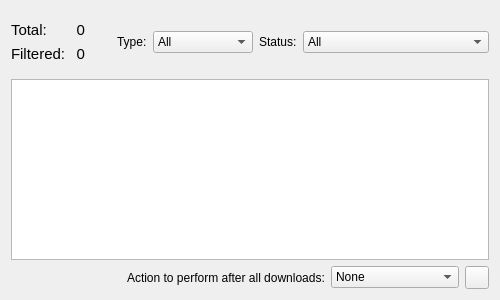
Qt form resources/ui/downloads.ui (devhotteok/TwitchLink) before a commit.
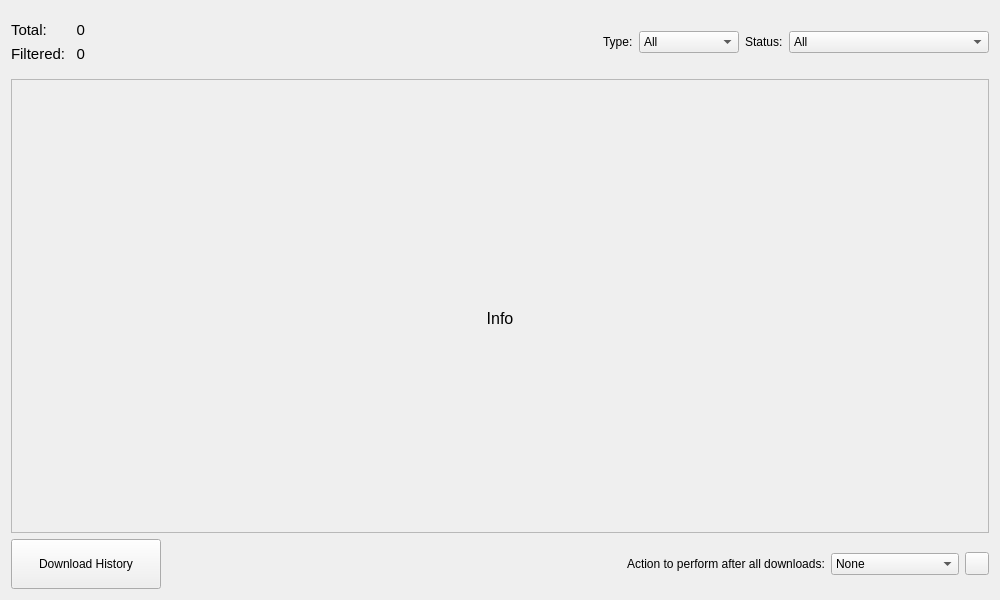
The same form after that commit. Icons and pictures are not drawn.

```diff
--- a/resources/ui/downloads.ui
+++ b/resources/ui/downloads.ui
@@ -6,10 +6,15 @@
    <rect>
     <x>0</x>
     <y>0</y>
-    <width>500</width>
-    <height>300</height>
+    <width>1000</width>
+    <height>600</height>
    </rect>
   </property>
+  <property name="font">
+   <font>
+    <pointsize>9</pointsize>
+   </font>
+  </property>
   <property name="windowTitle">
    <string>Downloads</string>
   </property>
@@ -238,6 +243,96 @@
     </widget>
    </item>
    <item>
+    <widget class="QStackedWidget" name="stackedWidget">
+     <widget class="QWidget" name="infoPage">
+      <layout class="QVBoxLayout" name="infoPageLayout">
+       <property name="leftMargin">
+        <number>0</number>
+       </property>
+       <property name="topMargin">
+        <number>0</number>
+       </property>
+       <property name="rightMargin">
+        <number>0</number>
+       </property>
+       <property name="bottomMargin">
+        <number>0</number>
+       </property>
+       <item>
+        <widget class="QFrame" name="statusFrame">
+         <property name="frameShape">
+          <enum>QFrame::StyledPanel</enum>
+         </property>
+         <property name="frameShadow">
+          <enum>QFrame::Sunken</enum>
+         </property>
+         <layout class="QVBoxLayout" name="statusFrameLayout">
+          <item alignment="Qt::AlignHCenter|Qt::AlignBottom">
+           <widget class="QLabel" name="infoIcon">
+            <property name="sizePolicy">
+             <sizepolicy hsizetype="Fixed" vsizetype="Fixed">
+              <horstretch>0</horstretch>
+              <verstretch>0</verstretch>
+             </sizepolicy>
+            </property>
+            <property name="minimumSize">
+             <size>
+              <width>64</width>
+              <height>64</height>
+             </size>
+            </property>
+            <property name="pixmap">
+             <pixmap>../icons/storage.svg</pixmap>
+            </property>
+            <property name="scaledContents">
+             <bool>true</bool>
+            </property>
+            <property name="alignment">
+             <set>Qt::AlignCenter</set>
+            </property>
+           </widget>
+          </item>
+          <item alignment="Qt::AlignTop">
+           <widget class="QLabel" name="infoLabel">
+            <property name="sizePolicy">
+             <sizepolicy hsizetype="Preferred" vsizetype="Fixed">
+              <horstretch>0</horstretch>
+              <verstretch>0</verstretch>
+             </sizepolicy>
+            </property>
+            <property name="font">
+             <font>
+              <pointsize>12</pointsize>
+             </font>
+            </property>
+            <property name="text">
+             <string>Info</string>
+            </property>
+            <property name="alignment">
+             <set>Qt::AlignCenter</set>
+            </property>
+           </widget>
+          </item>
+         </layout>
+        </widget>
+       </item>
+      </layout>
+     </widget>
+     <widget class="QWidget" name="previewWidgetPage">
+      <layout class="QVBoxLayout" name="previewWidgetPageLayout">
+       <property name="leftMargin">
+        <number>0</number>
+       </property>
+       <property name="topMargin">
+        <number>0</number>
+       </property>
+       <property name="rightMargin">
+        <number>0</number>
+       </property>
+       <property name="bottomMargin">
+        <number>0</number>
+       </property>
+       <item>
     <widget class="QListWidget" name="previewWidgetView">
      <property name="horizontalScrollBarPolicy">
       <enum>Qt::ScrollBarAlwaysOff</enum>
@@ -259,8 +354,110 @@
      </property>
     </widget>
    </item>
+      </layout>
+     </widget>
+    </widget>
+   </item>
+   <item>
+    <widget class="QWidget" name="menuArea" native="true">
+     <layout class="QHBoxLayout" name="menuAreaLayout">
+      <property name="leftMargin">
+       <number>0</number>
+      </property>
+      <property name="topMargin">
+       <number>0</number>
+      </property>
+      <property name="rightMargin">
+       <number>0</number>
+      </property>
+      <property name="bottomMargin">
+       <number>0</number>
+      </property>
+      <item>
+       <widget class="QPushButton" name="downloadHistoryButton">
+        <property name="sizePolicy">
+         <sizepolicy hsizetype="Fixed" vsizetype="Preferred">
+          <horstretch>0</horstretch>
+          <verstretch>0</verstretch>
+         </sizepolicy>
+        </property>
+        <property name="minimumSize">
+         <size>
+          <width>150</width>
+          <height>30</height>
+         </size>
+        </property>
+        <property name="text">
+         <string>Download History</string>
+        </property>
+        <property name="icon">
+         <iconset>
+          <normaloff>../icons/history.svg</normaloff>../icons/history.svg</iconset>
+        </property>
+        <property name="iconSize">
+         <size>
+          <width>12</width>
+          <height>12</height>
+         </size>
+        </property>
+       </widget>
+      </item>
+      <item>
+       <widget class="QWidget" name="spacerArea" native="true">
+        <layout class="QHBoxLayout" name="spacerAreaLayout">
+         <property name="spacing">
+          <number>0</number>
+         </property>
+         <property name="leftMargin">
+          <number>0</number>
+         </property>
+         <property name="topMargin">
+          <number>0</number>
+         </property>
+         <property name="rightMargin">
+          <number>0</number>
+         </property>
+         <property name="bottomMargin">
+          <number>0</number>
+         </property>
+         <item>
+          <widget class="QWidget" name="adArea_1" native="true">
+           <property name="minimumSize">
+            <size>
+             <width>320</width>
+             <height>50</height>
+            </size>
+           </property>
+           <layout class="QHBoxLayout" name="adAreaLayout_1">
+            <property name="spacing">
+             <number>0</number>
+            </property>
+            <property name="leftMargin">
+             <number>0</number>
+            </property>
+            <property name="topMargin">
+             <number>0</number>
+            </property>
+            <property name="rightMargin">
+             <number>0</number>
+            </property>
+            <property name="bottomMargin">
+             <number>0</number>
+            </property>
+           </layout>
+          </widget>
+         </item>
+        </layout>
+       </widget>
+      </item>
    <item>
     <widget class="QWidget" name="downloadCompleteActionArea" native="true">
+        <property name="sizePolicy">
+         <sizepolicy hsizetype="Fixed" vsizetype="Preferred">
+          <horstretch>0</horstretch>
+          <verstretch>0</verstretch>
+         </sizepolicy>
+        </property>
      <layout class="QHBoxLayout" name="downloadCompleteActionAreaLayout">
       <property name="leftMargin">
        <number>0</number>
@@ -274,19 +471,6 @@
       <property name="bottomMargin">
        <number>0</number>
       </property>
-      <item>
-       <spacer name="horizontalSpacer_2">
-        <property name="orientation">
-         <enum>Qt::Horizontal</enum>
-        </property>
-        <property name="sizeHint" stdset="0">
-         <size>
-          <width>40</width>
-          <height>20</height>
-         </size>
-        </property>
-       </spacer>
-      </item>
       <item>
        <widget class="QLabel" name="downloadCompleteActionLabel">
         <property name="text">
@@ -322,6 +506,9 @@
          <iconset>
           <normaloff>../icons/help.svg</normaloff>../icons/help.svg</iconset>
         </property>
+          </widget>
+         </item>
+        </layout>
        </widget>
       </item>
      </layout>
```
Lines whose indentation alone changed are shown as unchanged.
